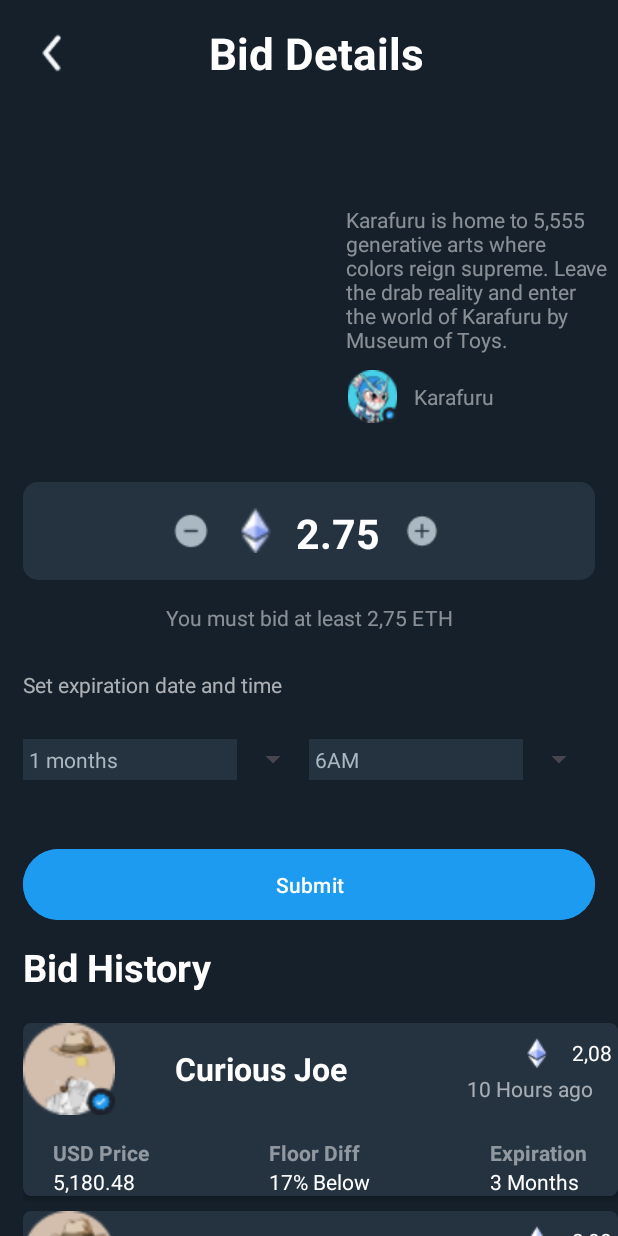
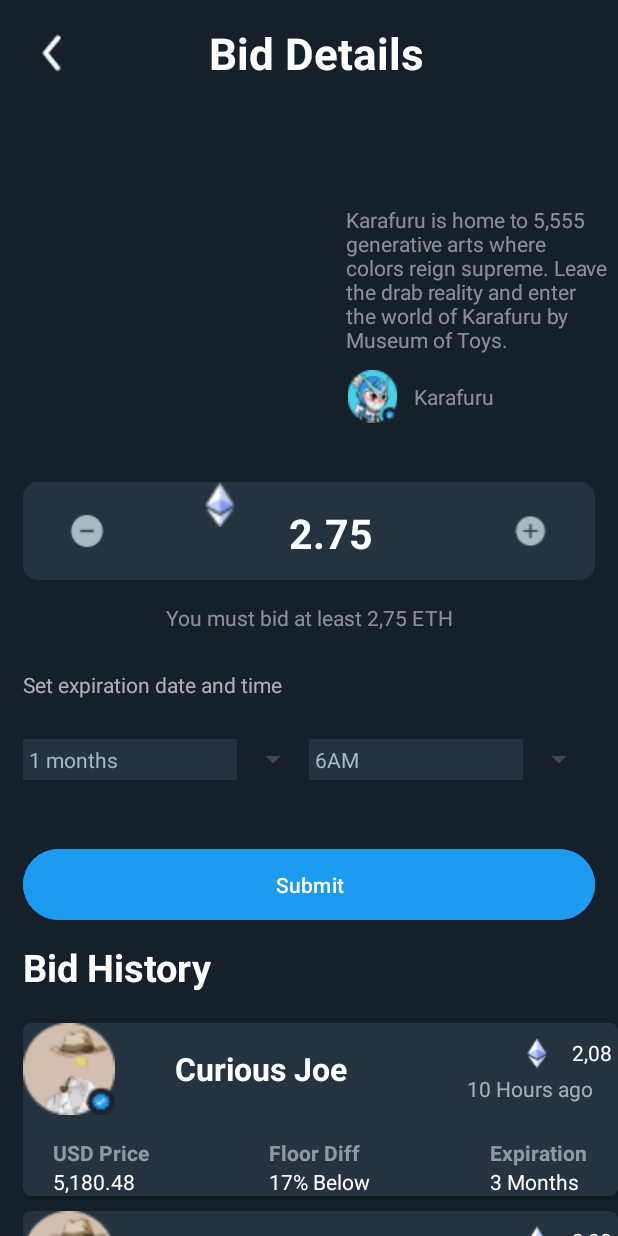
Before and after one commit to khanhlove01/CS426-MobileProject, an Android app: the BidDetailActivity screen opened directly, with no data from a screen before it, on a phone screen of 412 x 824 dp. Run offline under Robolectric (Android 15) with nearby library versions, the phone set to English and light mode, and no system bars.

Commit message:
add add add

```diff
--- a/app/src/main/java/com/example/myapplication/AppController.java
+++ b/app/src/main/java/com/example/myapplication/AppController.java
@@ -10,6 +10,7 @@ import java.util.List;
 public class AppController {
 
     public static int check = 0;
+    public static float totalETHWeHave = 26.031f;
     public static List<NFTHome> nftHomeTrendingList = new ArrayList<>();
     public static List<NFTHome> nftHomeArtList = new ArrayList<>();
 
--- a/app/src/main/res/layout/activity_bid_detail.xml
+++ b/app/src/main/res/layout/activity_bid_detail.xml
@@ -90,6 +90,7 @@
         android:layout_height="wrap_content"
         android:orientation="horizontal"
         android:layout_margin="15dp"
+        android:weightSum="4"
         android:background="@drawable/custom_nft_item_bottom">
 
         <ImageView
@@ -98,30 +99,31 @@
             android:id="@+id/bid_detail_minus"
             android:paddingBottom="20dp"
             android:paddingTop="20dp"
-            android:layout_marginLeft="100dp"
+            android:layout_weight="1"
             android:src="@drawable/icon_minus_circle"/>
         <ImageView
             android:layout_width="30dp"
             android:layout_height="30dp"
             android:layout_marginTop="17dp"
-            android:layout_marginLeft="16dp"
+            android:layout_gravity=""
+            android:layout_weight="1"
             android:src="@drawable/logos_ethereum"/>
         <TextView
             android:layout_width="wrap_content"
             android:layout_height="wrap_content"
+            android:layout_weight="1"
             android:text="2.75"
             android:id="@+id/bid_detail_eth_price"
             android:layout_marginTop="15dp"
-            android:layout_marginLeft="12dp"
             android:textStyle="bold"
             android:textColor="@color/white"
             android:textSize="27dp"/>
         <ImageView
             android:layout_width="wrap_content"
             android:layout_height="wrap_content"
+            android:layout_weight="1"
             android:id="@+id/bid_detail_plus"
             android:layout_marginTop="20dp"
-            android:layout_marginLeft="16dp"
             android:src="@drawable/icon_add_circle"/>
     </LinearLayout>
 
```
Also changed, not shown: app/src/main/java/com/example/myapplication/onplacebid/BidHistoryAdapter.java (+28 -0 lines), app/src/main/java/com/example/myapplication/uploadingimage/ThirdUploadingPage.java (+25 -0 lines).
